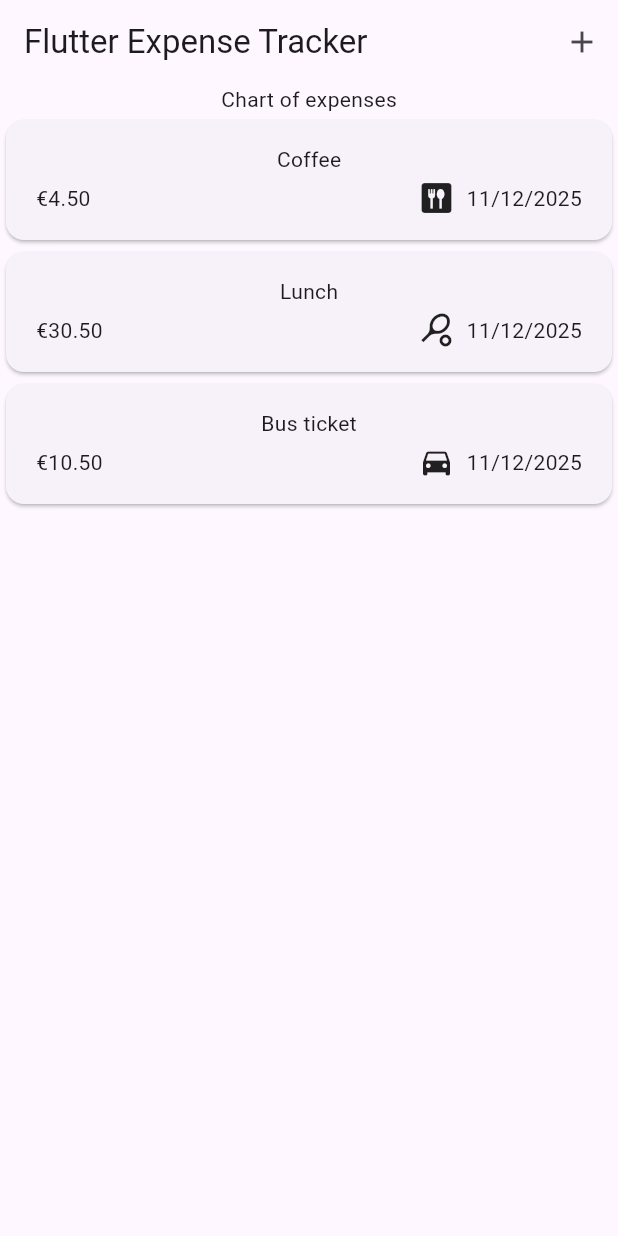
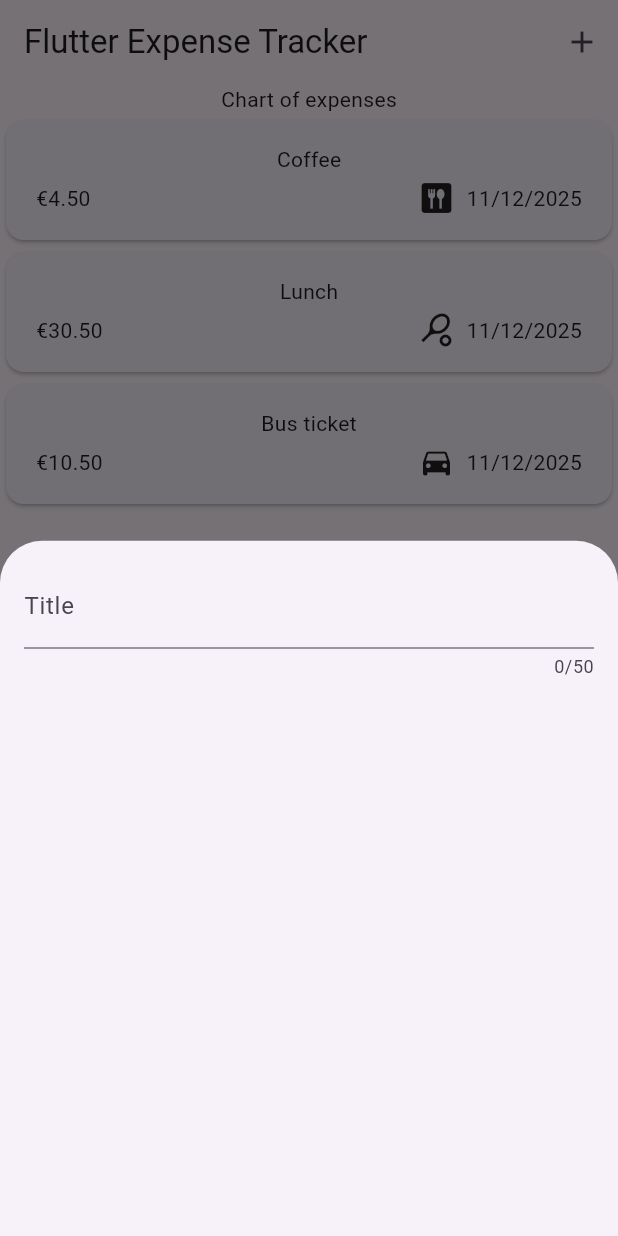
Before and after one commit to niamh-d/flutter_expense_tracker, a Flutter app: the screen it shows after launch, after a tap on the "add" icon, on a phone screen of 412 x 824 dp. Run offline on Flutter 3.47's test engine with Material 3 defaults, Android fonts, the phone set to English and light mode, and no system bars.

Commit message:
started on new expense widget, opens in bottom dialog

```diff
--- a/lib/widgets/expenses.dart
+++ b/lib/widgets/expenses.dart
@@ -2,6 +2,7 @@ import 'package:flutter/material.dart';
 
 import 'package:expense_tracker/models/expense.dart';
 import 'package:expense_tracker/widgets/expenses_list/expenses_list.dart';
+import 'package:expense_tracker/widgets/new_expense.dart';
 
 class Expenses extends StatefulWidget {
   const Expenses({super.key});
@@ -32,12 +33,24 @@ class _ExpensesState extends State<Expenses> {
     ),
   ];
 
+  void _openAddExpenseOverlay() {
+    showModalBottomSheet(
+      context: context,
+      builder: (ctx) => const NewExpense(),
+    );
+  }
+
   @override
   Widget build(BuildContext context) {
     return Scaffold(
       appBar: AppBar(
         title: const Text('Flutter Expense Tracker'),
-        actions: [IconButton(onPressed: () {}, icon: const Icon(Icons.add))],
+        actions: [
+          IconButton(
+            onPressed: _openAddExpenseOverlay,
+            icon: const Icon(Icons.add),
+          ),
+        ],
       ),
       body: Column(
         children: [
--- /dev/null
+++ b/lib/widgets/new_expense.dart
@@ -0,0 +1,25 @@
+import 'package:flutter/material.dart';
+
+class NewExpense extends StatefulWidget {
+  const NewExpense({super.key});
+
+  @override
+  State<NewExpense> createState() => _NewExpenseState();
+}
+
+class _NewExpenseState extends State<NewExpense> {
+  @override
+  Widget build(BuildContext context) {
+    return Padding(
+      padding: const EdgeInsets.all(16),
+      child: Column(
+        children: [
+          TextField(
+            maxLength: 50,
+            decoration: const InputDecoration(label: Text('Title')),
+          ),
+        ],
+      ),
+    );
+  }
+}
```
